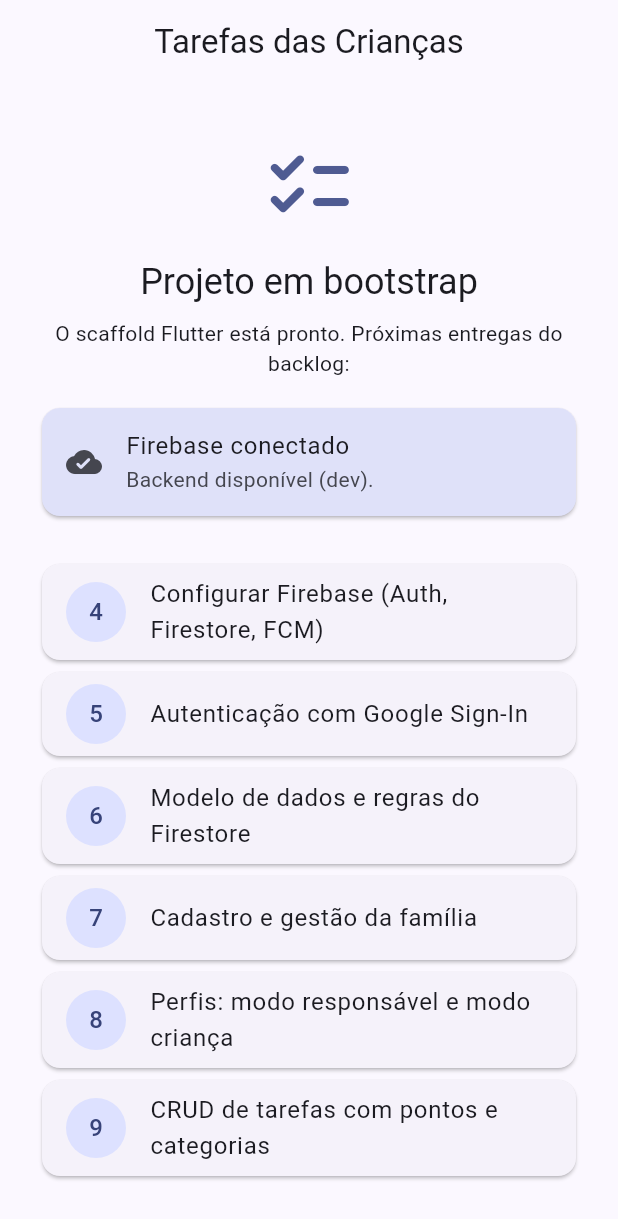
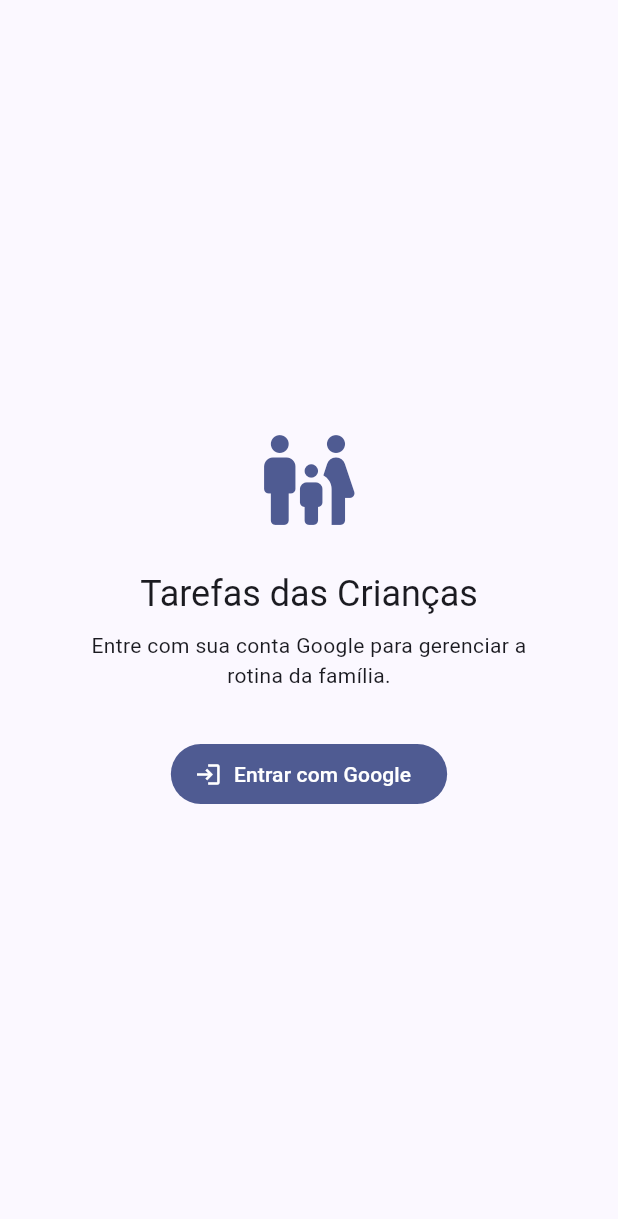
Before and after one commit to semog-projects/children_tasks, a Flutter app: the screen it shows after launch, on a phone screen of 412 x 824 dp. Shown: the top 1219 px of the screen. Run offline on Flutter 3.47's test engine with Material 3 defaults, Android fonts, the phone set to English and light mode, and no system bars; our stand-ins replace cloud_firestore, firebase_auth, firebase_core, flutter_riverpod, google_sign_in; accounts and stored records are empty.

Commit message:
feat: autenticação do responsável com Google Sign-In (#5) (#20)
- AuthRepository: web via signInWithPopup, Android/iOS via google_sign_in 7.x
  (GOOGLE_SERVER_CLIENT_ID por --dart-define); cancelamento tratado à parte
- upsert de users/{uid} no login (createdAt preservado, lastLoginAt sempre)
- providers: authStateChanges (stream), currentUser, authController (AsyncNotifier)
- AuthGate como rota raiz: backend indisponível / carregando / login / app
- SignInScreen (modo responsável) + botão Sair na home + card do usuário
- firestore.rules: regra de users/{uid} (dono lê/escreve o próprio doc)
- testes: fake AuthRepository, fluxo login/logout/erro/cancelamento (8 no total)
- README: flavors, porta do web, GOOGLE_SERVER_CLIENT_ID

flutter analyze/test/build web limpos.

Refs #5


Claude-Session: https://claude.ai/code/session_01DnCVXsQtfcDcdPceR4bLku

Co-authored-by: Claude Sonnet 5 <noreply@anthropic.com>

```diff
--- a/lib/src/app/children_tasks_app.dart
+++ b/lib/src/app/children_tasks_app.dart
@@ -2,7 +2,7 @@ import 'package:flutter/material.dart';
 import 'package:flutter_localizations/flutter_localizations.dart';
 import 'package:flutter_riverpod/flutter_riverpod.dart';
 
-import '../features/home/presentation/home_screen.dart';
+import '../features/auth/presentation/auth_gate.dart';
 import 'theme.dart';
 
 /// Locale único do app. O projeto é PT-BR apenas (ver README).
@@ -26,7 +26,7 @@ class ChildrenTasksApp extends ConsumerWidget {
         GlobalWidgetsLocalizations.delegate,
         GlobalCupertinoLocalizations.delegate,
       ],
-      home: const HomeScreen(),
+      home: const AuthGate(),
     );
   }
 }
--- /dev/null
+++ b/lib/src/features/auth/presentation/auth_gate.dart
@@ -0,0 +1,71 @@
+import 'package:flutter/material.dart';
+import 'package:flutter_riverpod/flutter_riverpod.dart';
+
+import '../../../app/firebase/firebase_providers.dart';
+import '../../home/presentation/home_screen.dart';
+import '../application/auth_providers.dart';
+import 'sign_in_screen.dart';
+
+/// Decide a tela raiz conforme o estado de autenticação:
+/// backend indisponível -> aviso; carregando -> splash; deslogado -> login;
+/// logado -> app.
+class AuthGate extends ConsumerWidget {
+  const AuthGate({super.key});
+
+  @override
+  Widget build(BuildContext context, WidgetRef ref) {
+    if (!ref.watch(firebaseReadyProvider)) {
+      return const _CenteredMessage(
+        icon: Icons.cloud_off_rounded,
+        title: 'Backend indisponível',
+        message: 'O Firebase não foi inicializado neste ambiente.',
+      );
+    }
+
+    return ref.watch(authStateChangesProvider).when(
+          loading: () => const Scaffold(
+            body: Center(child: CircularProgressIndicator()),
+          ),
+          error: (error, _) => _CenteredMessage(
+            icon: Icons.error_outline_rounded,
+            title: 'Erro de autenticação',
+            message: '$error',
+          ),
+          data: (user) => user == null ? const SignInScreen() : const HomeScreen(),
+        );
+  }
+}
+
+class _CenteredMessage extends StatelessWidget {
+  const _CenteredMessage({
+    required this.icon,
+    required this.title,
+    required this.message,
+  });
+
+  final IconData icon;
+  final String title;
+  final String message;
+
+  @override
+  Widget build(BuildContext context) {
+    final theme = Theme.of(context);
+    return Scaffold(
+      body: Center(
+        child: Padding(
+          padding: const EdgeInsets.all(24),
+          child: Column(
+            mainAxisSize: MainAxisSize.min,
+            children: [
+              Icon(icon, size: 48, color: theme.colorScheme.error),
+              const SizedBox(height: 12),
+              Text(title, style: theme.textTheme.titleMedium),
+              const SizedBox(height: 4),
+              Text(message, style: theme.textTheme.bodySmall, textAlign: TextAlign.center),
+            ],
+          ),
+        ),
+      ),
+    );
+  }
+}
--- /dev/null
+++ b/lib/src/features/auth/presentation/sign_in_screen.dart
@@ -0,0 +1,70 @@
+import 'package:flutter/material.dart';
+import 'package:flutter_riverpod/flutter_riverpod.dart';
+
+import '../application/auth_providers.dart';
+import '../data/auth_repository.dart';
+
+/// Tela de login do responsável. Único método: conta Google.
+class SignInScreen extends ConsumerWidget {
+  const SignInScreen({super.key});
+
+  @override
+  Widget build(BuildContext context, WidgetRef ref) {
+    ref.listen(authControllerProvider, (previous, next) {
+      final error = next.error;
+      if (error != null && error is! AuthCancelledException) {
+        final message = error is AuthException
+            ? error.message
+            : 'Não foi possível entrar. Tente novamente.';
+        ScaffoldMessenger.of(context)
+          ..hideCurrentSnackBar()
+          ..showSnackBar(SnackBar(content: Text(message)));
+      }
+    });
+
+    final state = ref.watch(authControllerProvider);
+    final theme = Theme.of(context);
+
+    return Scaffold(
+      body: Center(
+        child: ConstrainedBox(
+          constraints: const BoxConstraints(maxWidth: 360),
+          child: Padding(
+            padding: const EdgeInsets.all(24),
+            child: Column(
+              mainAxisSize: MainAxisSize.min,
+              children: [
+                Icon(Icons.family_restroom_rounded, size: 72, color: theme.colorScheme.primary),
+                const SizedBox(height: 24),
+                Text(
+                  'Tarefas das Crianças',
+                  style: theme.textTheme.headlineSmall,
+                  textAlign: TextAlign.center,
+                ),
+                const SizedBox(height: 8),
+                Text(
+                  'Entre com sua conta Google para gerenciar a rotina da família.',
+                  style: theme.textTheme.bodyMedium,
+                  textAlign: TextAlign.center,
+                ),
+                const SizedBox(height: 32),
+                FilledButton.icon(
+                  onPressed: state.isLoading
+                      ? null
+                      : () => ref.read(authControllerProvider.notifier).signInWithGoogle(),
+                  icon: state.isLoading
+                      ? const SizedBox.square(
+                          dimension: 18,
+                          child: CircularProgressIndicator(strokeWidth: 2),
+                        )
+                      : const Icon(Icons.login),
+                  label: Text(state.isLoading ? 'Entrando…' : 'Entrar com Google'),
+                ),
+              ],
+            ),
+          ),
+        ),
+      ),
+    );
+  }
+}
--- a/pubspec.yaml
+++ b/pubspec.yaml
@@ -44,6 +44,7 @@ dependencies:
   firebase_auth: ^6.6.1
   cloud_firestore: ^6.9.0
   firebase_messaging: ^16.6.0
+  google_sign_in: ^7.2.0
 
 dev_dependencies:
   flutter_test:
@@ -51,6 +52,8 @@ dev_dependencies:
 
   # Conjunto de lints recomendados; regras extras em analysis_options.yaml.
   flutter_lints: ^6.0.0
+  firebase_auth_mocks: ^0.15.2
+  fake_cloud_firestore: ^4.2.0
 
 # For information on the generic Dart part of this file, see the
 # following page: https://dart.dev/tools/pub/pubspec
```
Also changed, not shown: lib/src/features/auth/application/auth_providers.dart (added, +51 -0 lines), lib/src/features/auth/data/auth_repository.dart (added, +137 -0 lines), lib/src/features/home/presentation/home_screen.dart (+33 -4 lines), pubspec.lock, 6 other files.
